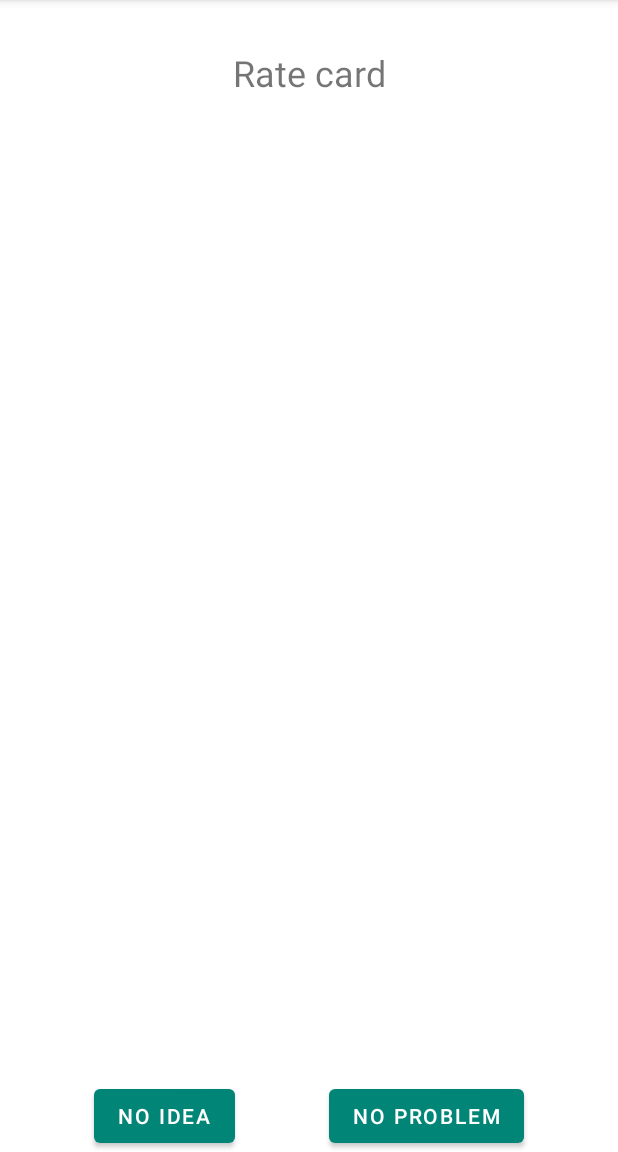
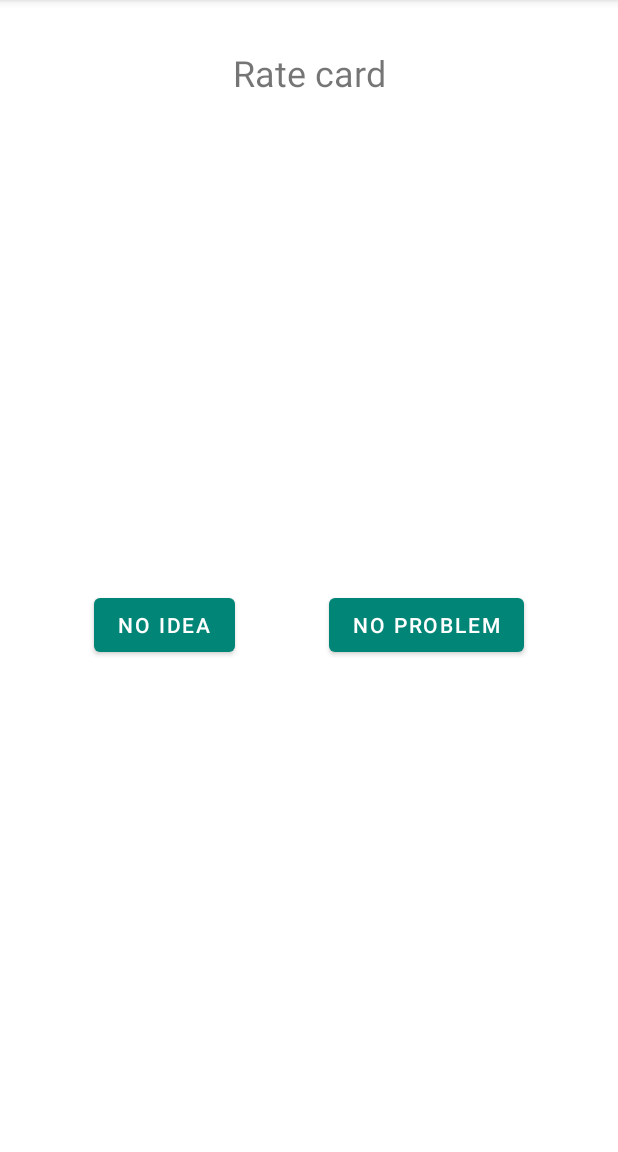
Before and after one commit to mirmiru/hindidict, an Android app: the fragment QuizBottomFragment shown on its own in the app's theme, on a phone screen of 412 x 824 dp, the part 84-1236 px from its top. Run offline under Robolectric (Android 15) with nearby library versions, the phone set to English and light mode, and no system bars; our stand-ins replace Firebase (no records; nobody signed in at launch, a user with empty details on screens opened directly).

Commit message:
WIP: Get studydate for quiz cards

```diff
--- a/app/src/main/java/com/example/hindidict/AddWordFragment.kt
+++ b/app/src/main/java/com/example/hindidict/AddWordFragment.kt
@@ -10,6 +10,7 @@ import androidx.lifecycle.ViewModelProviders
 import androidx.navigation.fragment.findNavController
 import com.example.hindidict.helper.ICallback
 import com.example.hindidict.model.Definition
+import com.example.hindidict.model.QuizData
 import com.example.hindidict.model.Sentence
 import com.example.hindidict.model.Word
 import com.example.hindidict.viewmodel.MainViewModel
@@ -43,7 +44,9 @@ class AddWordFragment : Fragment() {
                 eng = editText_word_eng.text.toString(),
                 hindi = editText_word_hindi.text.toString()
             ),
-            difficult = false
+            difficult = false,
+            quizData = QuizData(),
+            nextQuizDate = 0
         )
 
         mainViewModel.addWord(word, object : ICallback {
--- a/app/src/main/java/com/example/hindidict/fragment/QuizBottomFragment.kt
+++ b/app/src/main/java/com/example/hindidict/fragment/QuizBottomFragment.kt
@@ -6,12 +6,26 @@ import androidx.fragment.app.Fragment
 import android.view.LayoutInflater
 import android.view.View
 import android.view.ViewGroup
-import android.widget.Toast
+import androidx.lifecycle.MutableLiveData
+import androidx.lifecycle.Observer
+import androidx.lifecycle.ViewModelProviders
 
 import com.example.hindidict.R
+import com.example.hindidict.model.Word
+import com.example.hindidict.viewmodel.QuizViewModel
 import kotlinx.android.synthetic.main.fragment_quiz_bottom.*
 
 class QuizBottomFragment : Fragment() {
+
+    private lateinit var viewModel: QuizViewModel
+    private var canFlip = MutableLiveData<Boolean>()
+    private lateinit var currentCard: Word
+
+    override fun onActivityCreated(savedInstanceState: Bundle?) {
+        super.onActivityCreated(savedInstanceState)
+        viewModel = ViewModelProviders.of(activity!!)
+            .get(QuizViewModel::class.java)
+    }
 
     override fun onCreateView(
         inflater: LayoutInflater, container: ViewGroup?,
@@ -22,6 +36,23 @@ class QuizBottomFragment : Fragment() {
 
     override fun onViewCreated(view: View, savedInstanceState: Bundle?) {
         super.onViewCreated(view, savedInstanceState)
+
+        viewModel = ViewModelProviders.of(activity!!)
+            .get(QuizViewModel::class.java)
+
+        viewModel.isLastCard.observe(this, Observer {
+            canFlip.postValue(!it)
+        })
+
+        button_quiz_5.setOnClickListener {
+//            viewModel.getNextCard()
+            setStudyDate(5)
+        }
+    }
+
+    // User rates card 0-5 -> get next study date
+    private fun setStudyDate(response: Int) {
+        viewModel.setStudyDate(response)
     }
 
 
--- a/app/src/main/java/com/example/hindidict/helper/Interfaces.kt
+++ b/app/src/main/java/com/example/hindidict/helper/Interfaces.kt
@@ -1,6 +1,7 @@
 package com.example.hindidict.helper
 
 import com.example.hindidict.model.Sentence
+import com.example.hindidict.model.Word
 
 interface ICallback {
     fun onCallback(uuid: String)
@@ -10,6 +11,6 @@ interface IEmptyCallback {
     fun onCallback()
 }
 
-interface ICallbackSentence {
-    fun onCallback(sentence: Sentence)
+interface ICardsCallback {
+    fun onCallback(list: MutableList<Word>)
 }
--- a/app/src/main/java/com/example/hindidict/repo/IDataRepository.kt
+++ b/app/src/main/java/com/example/hindidict/repo/IDataRepository.kt
@@ -2,11 +2,9 @@ package com.example.hindidict.repo
 
 import androidx.lifecycle.LiveData
 import com.example.hindidict.helper.ICallback
+import com.example.hindidict.helper.ICardsCallback
 import com.example.hindidict.helper.IEmptyCallback
-import com.example.hindidict.model.Sentence
-import com.example.hindidict.model.SentenceLiveData
-import com.example.hindidict.model.Word
-import com.example.hindidict.model.WordLiveData
+import com.example.hindidict.model.*
 
 /*
 Has knowledge of where the data comes from
@@ -28,4 +26,8 @@ interface IDataRepository {
     fun updateWord(word: Word, callback: ICallback)
 
     fun updateSentence(sentence: Sentence, callback: IEmptyCallback)
+
+    fun getCardSet(callback: ICardsCallback)
+
+    fun updateStudyDate(uuid: String, nextDate: Long,callback: IEmptyCallback)
 }
--- a/app/src/main/res/layout/fragment_quiz_bottom.xml
+++ b/app/src/main/res/layout/fragment_quiz_bottom.xml
@@ -16,31 +16,28 @@
             android:layout_marginTop="32dp"
             app:layout_constraintTop_toTopOf="parent"
             app:layout_constraintStart_toStartOf="parent"
-            app:layout_constraintEnd_toEndOf="parent"
-    />
+            app:layout_constraintEnd_toEndOf="parent" />
 
     <Button
-            android:id="@+id/button_quiz_hard"
+            android:id="@+id/button_quiz_0"
             android:text="No idea"
             android:layout_width="wrap_content"
             android:layout_height="wrap_content"
-            app:layout_constraintTop_toBottomOf="@id/button_quiz_answer"
+            app:layout_constraintTop_toBottomOf="@id/textView_quiz_rateLabel"
             app:layout_constraintStart_toStartOf="parent"
             app:layout_constraintBottom_toBottomOf="parent"
-            app:layout_constraintEnd_toStartOf="@id/button_quiz_easy"
-            app:layout_constraintHorizontal_chainStyle="spread"
-            />
+            app:layout_constraintEnd_toStartOf="@id/button_quiz_5"
+            app:layout_constraintHorizontal_chainStyle="spread" />
 
     <Button
-            android:id="@+id/button_quiz_easy"
+            android:id="@+id/button_quiz_5"
             android:text="No problem"
             android:layout_width="wrap_content"
             android:layout_height="wrap_content"
-            app:layout_constraintTop_toTopOf="@id/button_quiz_hard"
-            app:layout_constraintStart_toEndOf="@id/button_quiz_hard"
+            app:layout_constraintTop_toTopOf="@id/button_quiz_0"
+            app:layout_constraintStart_toEndOf="@id/button_quiz_0"
             app:layout_constraintEnd_toEndOf="parent"
-            app:layout_constraintBottom_toBottomOf="@id/button_quiz_hard"
-            app:layout_constraintHorizontal_chainStyle="spread"
-    />
+            app:layout_constraintBottom_toBottomOf="@id/button_quiz_0"
+            app:layout_constraintHorizontal_chainStyle="spread" />
 
 </androidx.constraintlayout.widget.ConstraintLayout>
--- a/app/src/main/res/layout/fragment_quiz_holder.xml
+++ b/app/src/main/res/layout/fragment_quiz_holder.xml
@@ -14,7 +14,9 @@
         android:layout_height="wrap_content"
         app:layout_constraintTop_toTopOf="parent"
         app:layout_constraintStart_toStartOf="parent"
-        app:layout_constraintEnd_toEndOf="parent" />
+        app:layout_constraintEnd_toEndOf="parent"
+        android:layout_margin="16dp"
+    />
 
     <fragment
         android:id="@+id/fragment_quiz_bottom"
```
Also changed, not shown: app/src/main/java/com/example/hindidict/SpacedRepetitionAlgorithm.kt (+5 -5 lines), app/src/main/java/com/example/hindidict/fragment/QuizCardFragment.kt (+23 -0 lines), app/src/main/java/com/example/hindidict/fragment/QuizHolderFragment.kt (+23 -0 lines), app/src/main/java/com/example/hindidict/model/QuizWord.kt (deleted, +0 -7 lines), app/src/main/java/com/example/hindidict/model/Word.kt (+10 -16 lines), app/src/main/java/com/example/hindidict/repo/FirestoreRepository.kt (+31 -0 lines), app/src/main/java/com/example/hindidict/viewmodel/QuizViewModel.kt (+51 -2 lines), app/src/main/res/layout/fragment_quiz_card.xml (+13 -12 lines).
